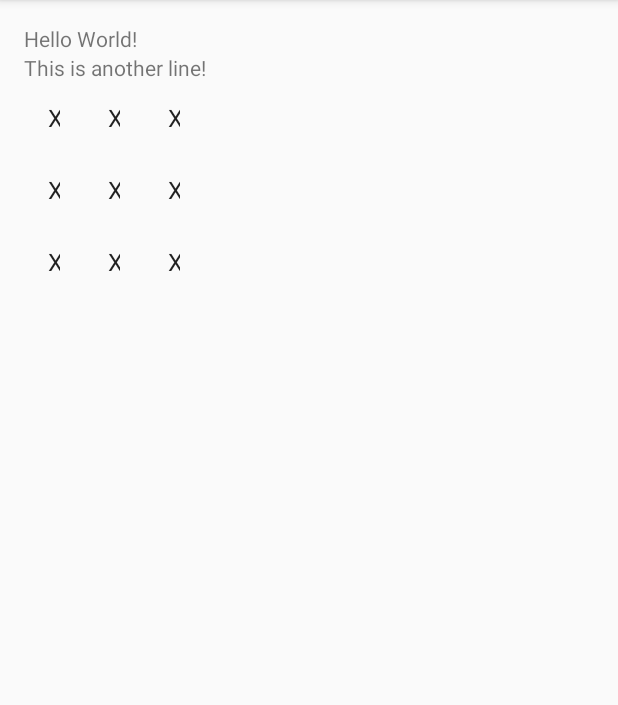
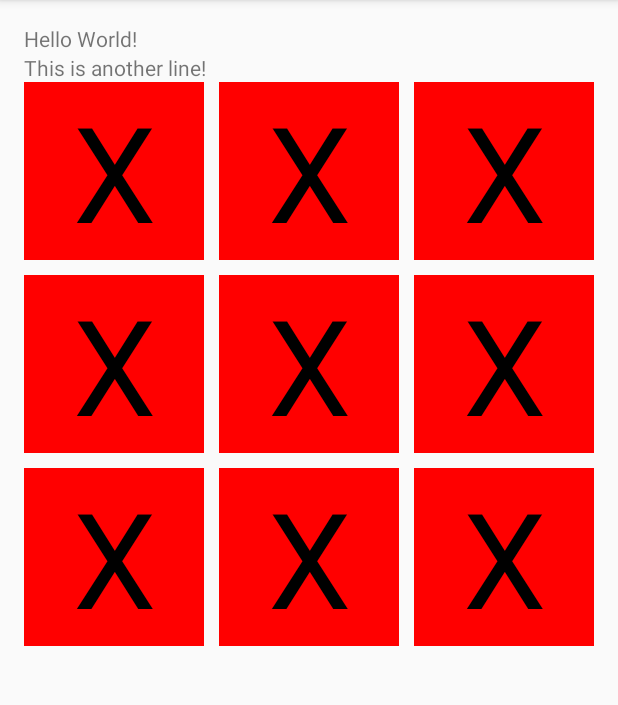
Before and after one commit to benparsons/TicTacToeTutorial, an Android app: the screen it shows after launch (MainActivity), on a phone screen of 412 x 824 dp, the part 84-789 px from its top. Run offline under Robolectric (Android 15) with nearby library versions, the phone set to English and light mode, and no system bars.

Commit message:
end of section 4, a new layout file

```diff
--- a/app/src/main/java/org/bpulse/tictactoetutorial/MainActivity.java
+++ b/app/src/main/java/org/bpulse/tictactoetutorial/MainActivity.java
@@ -15,7 +15,7 @@ public class MainActivity extends AppCompatActivity {
     setContentView(R.layout.activity_main);
 
     final ArrayAdapter<String> arrayAdapter =
-            new ArrayAdapter<String>(this, android.R.layout.simple_list_item_1, boardArray);
+            new ArrayAdapter<String>(this, R.layout.tile, boardArray);
     final GridView board = (GridView)findViewById(R.id.gvBoard);
 
     board.setAdapter(arrayAdapter);
--- a/app/src/main/res/layout/activity_main.xml
+++ b/app/src/main/res/layout/activity_main.xml
@@ -1,5 +1,5 @@
 <?xml version="1.0" encoding="utf-8"?>
-<RelativeLayout
+<LinearLayout
     xmlns:android="http://schemas.android.com/apk/res/android"
     xmlns:tools="http://schemas.android.com/tools"
     android:layout_width="match_parent"
@@ -8,12 +8,9 @@
     android:paddingLeft="@dimen/activity_horizontal_margin"
     android:paddingRight="@dimen/activity_horizontal_margin"
     android:paddingTop="@dimen/activity_vertical_margin"
-    tools:context="org.bpulse.tictactoetutorial.MainActivity">
+    tools:context="org.bpulse.tictactoetutorial.MainActivity"
+    android:orientation="vertical">
 
-    <LinearLayout
-        android:layout_width="wrap_content"
-        android:layout_height="wrap_content"
-        android:orientation="vertical">
     <TextView
         android:layout_width="wrap_content"
         android:layout_height="wrap_content"
@@ -26,6 +23,8 @@
         android:layout_width="match_parent"
         android:layout_height="wrap_content"
         android:numColumns="3"
-            android:id="@+id/gvBoard"></GridView>
+        android:id="@+id/gvBoard"
+        android:verticalSpacing="10dp"
+        android:horizontalSpacing="10dp"></GridView>
+
 </LinearLayout>
-</RelativeLayout>
--- /dev/null
+++ b/app/src/main/res/layout/tile.xml
@@ -0,0 +1,10 @@
+<?xml version="1.0" encoding="utf-8"?>
+
+<TextView xmlns:android="http://schemas.android.com/apk/res/android"
+          android:id="@android:id/text1"
+          android:layout_width="match_parent"
+          android:layout_height="wrap_content"
+          android:textSize="40pt"
+          android:background="#ff0000"
+          android:textColor="#000000"
+          android:textAlignment="center"/>
```
Lines whose indentation alone changed are shown as unchanged.
